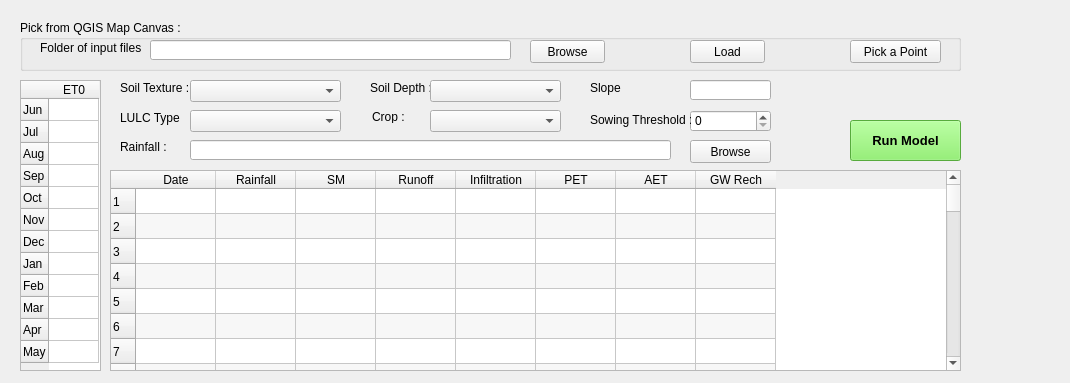
grahulb/kharif_model_location, file kharif_model_location_dockwidget_base.ui: the form before one commit.
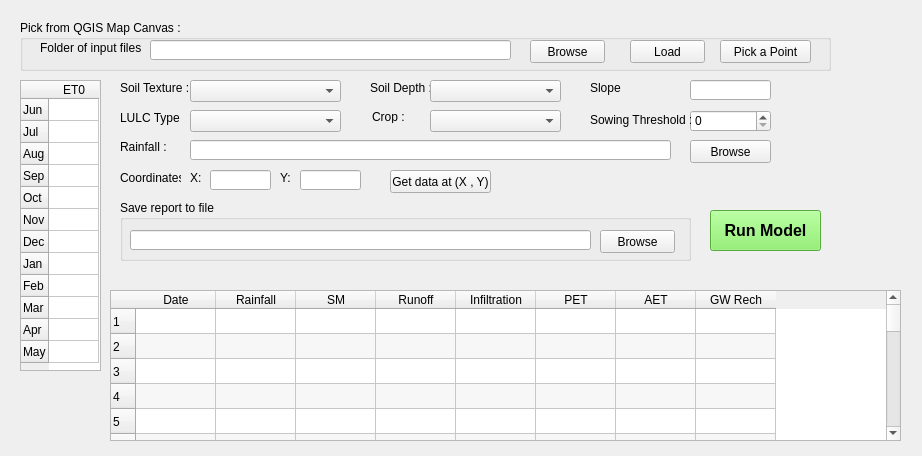
The form after the commit.

Commit message: Added feature for coordinates-based point-data picking Also, the results can be saved to a file

Diff of the .ui file:
```diff
--- a/kharif_model_location_dockwidget_base.ui
+++ b/kharif_model_location_dockwidget_base.ui
@@ -6,8 +6,8 @@
    <rect>
     <x>0</x>
     <y>0</y>
-    <width>1070</width>
-    <height>383</height>
+    <width>922</width>
+    <height>456</height>
    </rect>
   </property>
   <property name="windowTitle">
@@ -144,9 +144,9 @@
    <property name="geometry">
     <rect>
      <x>110</x>
-     <y>170</y>
-     <width>851</width>
-     <height>201</height>
+     <y>290</y>
+     <width>791</width>
+     <height>151</height>
     </rect>
    </property>
    <property name="editTriggers">
@@ -636,8 +636,8 @@
   <widget class="QPushButton" name="run_button">
    <property name="geometry">
     <rect>
-     <x>850</x>
-     <y>120</y>
+     <x>710</x>
+     <y>210</y>
      <width>111</width>
      <height>41</height>
     </rect>
@@ -1060,7 +1060,7 @@
    <property name="font">
     <font>
      <family>Arial</family>
-     <pointsize>10</pointsize>
+     <pointsize>12</pointsize>
      <weight>75</weight>
      <bold>true</bold>
     </font>
@@ -1159,7 +1159,7 @@
     <rect>
      <x>20</x>
      <y>20</y>
-     <width>941</width>
+     <width>811</width>
      <height>51</height>
     </rect>
    </property>
@@ -1211,7 +1211,7 @@
    <widget class="QPushButton" name="load_inputs_button">
     <property name="geometry">
      <rect>
-      <x>670</x>
+      <x>610</x>
       <y>20</y>
       <width>75</width>
       <height>23</height>
@@ -1224,7 +1224,7 @@
    <widget class="QPushButton" name="pick_point_button">
     <property name="geometry">
      <rect>
-      <x>830</x>
+      <x>700</x>
       <y>20</y>
       <width>91</width>
       <height>23</height>
@@ -1235,6 +1235,129 @@
     </property>
    </widget>
   </widget>
+  <widget class="QLineEdit" name="coordinate_x">
+   <property name="geometry">
+    <rect>
+     <x>210</x>
+     <y>170</y>
+     <width>61</width>
+     <height>20</height>
+    </rect>
+   </property>
+   <property name="placeholderText">
+    <string/>
+   </property>
+  </widget>
+  <widget class="QLabel" name="label_9">
+   <property name="geometry">
+    <rect>
+     <x>120</x>
+     <y>170</y>
+     <width>61</width>
+     <height>16</height>
+    </rect>
+   </property>
+   <property name="text">
+    <string>Coordinates:</string>
+   </property>
+  </widget>
+  <widget class="QLabel" name="label_10">
+   <property name="geometry">
+    <rect>
+     <x>190</x>
+     <y>170</y>
+     <width>16</width>
+     <height>16</height>
+    </rect>
+   </property>
+   <property name="text">
+    <string>X:</string>
+   </property>
+  </widget>
+  <widget class="QLabel" name="label_11">
+   <property name="geometry">
+    <rect>
+     <x>280</x>
+     <y>170</y>
+     <width>16</width>
+     <height>16</height>
+    </rect>
+   </property>
+   <property name="text">
+    <string>Y:</string>
+   </property>
+  </widget>
+  <widget class="QLineEdit" name="coordinate_y">
+   <property name="geometry">
+    <rect>
+     <x>300</x>
+     <y>170</y>
+     <width>61</width>
+     <height>20</height>
+    </rect>
+   </property>
+  </widget>
+  <widget class="QGroupBox" name="save_file_groupbox">
+   <property name="enabled">
+    <bool>true</bool>
+   </property>
+   <property name="geometry">
+    <rect>
+     <x>120</x>
+     <y>200</y>
+     <width>571</width>
+     <height>61</height>
+    </rect>
+   </property>
+   <property name="title">
+    <string>Save report to file</string>
+   </property>
+   <property name="checkable">
+    <bool>false</bool>
+   </property>
+   <property name="checked">
+    <bool>false</bool>
+   </property>
+   <widget class="QLineEdit" name="save_file_path">
+    <property name="geometry">
+     <rect>
+      <x>10</x>
+      <y>30</y>
+      <width>461</width>
+      <height>20</height>
+     </rect>
+    </property>
+   </widget>
+   <widget class="QPushButton" name="save_file_path_browse">
+    <property name="enabled">
+     <bool>true</bool>
+    </property>
+    <property name="geometry">
+     <rect>
+      <x>480</x>
+      <y>30</y>
+      <width>75</width>
+      <height>23</height>
+     </rect>
+    </property>
+    <property name="text">
+     <string>Browse</string>
+    </property>
+   </widget>
+  </widget>
+  <widget class="QPushButton" name="get_data_at_xy_button">
+   <property name="geometry">
+    <rect>
+     <x>390</x>
+     <y>170</y>
+     <width>101</width>
+     <height>23</height>
+    </rect>
+   </property>
+   <property name="text">
+    <string>Get data at (X , Y)</string>
+   </property>
+  </widget>
  </widget>
  <resources/>
  <connections/>
```
The commit also changes 1 other file.
